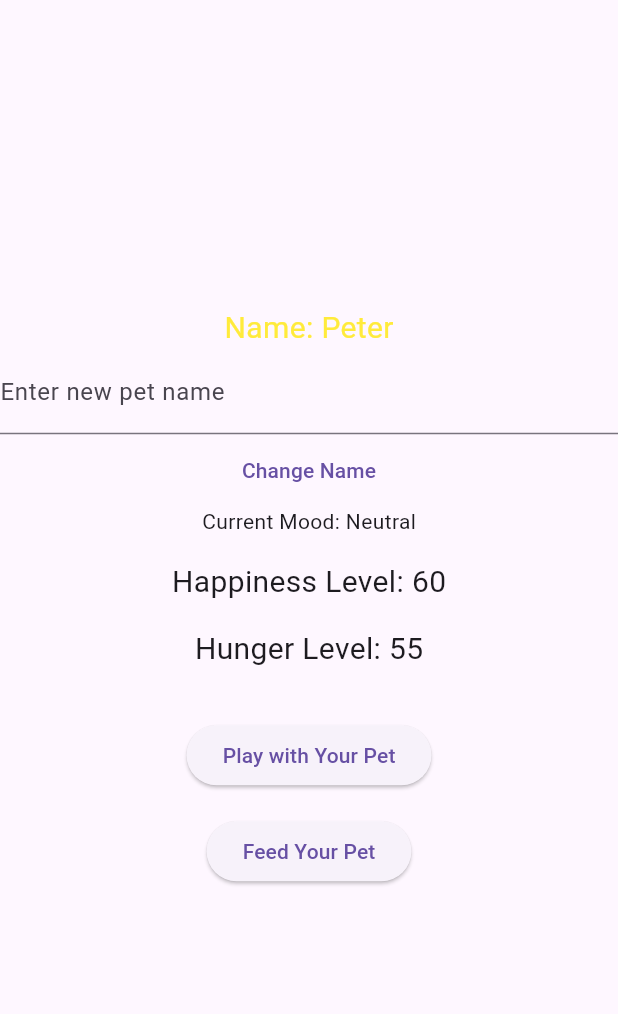
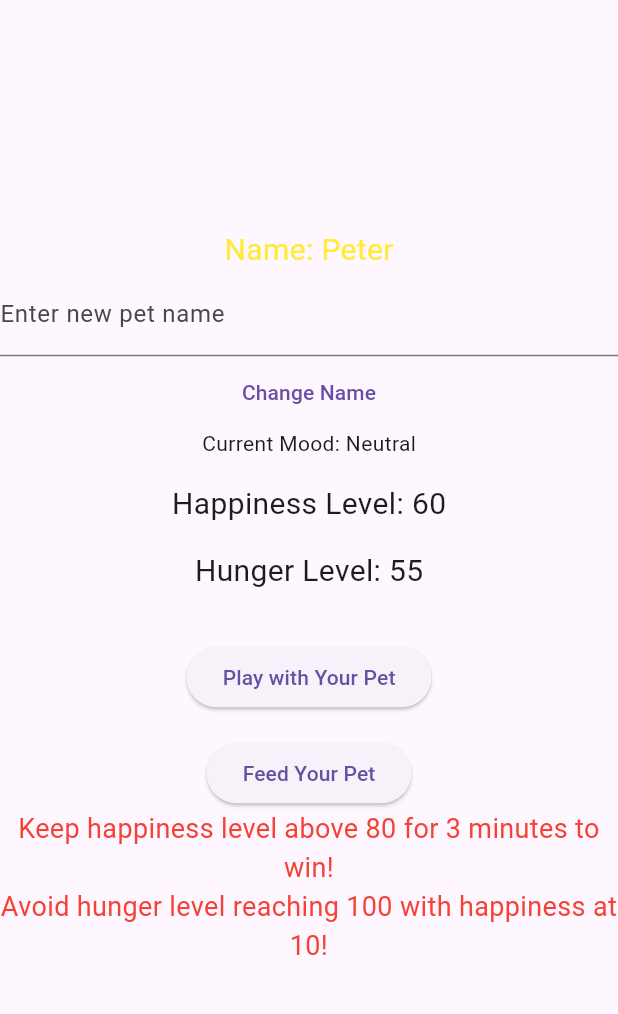
Before and after one commit to iKeiNagai/Mobile_App_Group, a Flutter app: the screen it shows after launch, after a tap on "Play with Your Pet", on a phone screen of 412 x 824 dp, the part 63-1077 px from its top. Run offline on Flutter 3.47's test engine with Material 3 defaults, Android fonts, the phone set to English and light mode, and no system bars.

Commit message:
win/loss condition

```diff
--- a/digital_pet/lib/main.dart
+++ b/digital_pet/lib/main.dart
@@ -15,13 +15,17 @@ class DigitalPetApp extends StatefulWidget {
 
 class _DigitalPetAppState extends State<DigitalPetApp> {
   String petName = "Peter";
+  Timer? _winTimer;
+  Timer? _lossCheckTimer;   // Timer to check loss condition
+  Timer? hungerTimer;
   int happinessLevel = 50;
   int hungerLevel = 50;
   Color textColor = Colors.black;
   String currentMood = "";
   TextEditingController nameController = TextEditingController();
   List<String> mood = ["Happy", "Neutral", "Unhappy"];
-  Timer? hungerTimer;
+  bool hasWon = false;       // Track win condition
+  bool isGameOver = false;   // Track loss condition
 
   @override
   void initState() {
@@ -37,11 +41,16 @@ class _DigitalPetAppState extends State<DigitalPetApp> {
         _updateMood(happinessLevel);
       });
     });
+
+    // Start loss condition check timer
+    _lossCheckTimer = Timer.periodic(Duration(seconds: 1), _checkLossCondition);
   }
 
   @override
   void dispose() {
-    hungerTimer?.cancel(); // Cancel the timer when widget is disposed
+    hungerTimer?.cancel(); // Cancel the hunger timer when widget is disposed
+    _winTimer?.cancel();   // Cancel the win timer
+    _lossCheckTimer?.cancel(); // Cancel the loss check timer
     super.dispose();
   }
 
@@ -51,6 +60,7 @@ class _DigitalPetAppState extends State<DigitalPetApp> {
       happinessLevel = (happinessLevel + 10).clamp(0, 100);
       _updateHunger();
       _updateMood(happinessLevel);
+      _checkWinCondition(happinessLevel); // Check win condition after playing
     });
   }
 
@@ -100,6 +110,33 @@ class _DigitalPetAppState extends State<DigitalPetApp> {
     }
   }
 
+  // Check if the win condition is met
+  void _checkWinCondition(int happinessLevel) {
+    if (happinessLevel > 80 && _winTimer == null) {
+      // Start a timer if happiness level stays above 80
+      _winTimer = Timer(Duration(seconds: 3), () {
+        setState(() {
+          hasWon = true;  // Set win condition to true
+        });
+      });
+    } else if (happinessLevel <= 80 && _winTimer != null) {
+      // Reset the timer if happiness level drops below 80
+      _winTimer!.cancel();
+      _winTimer = null;
+    }
+  }
+
+  // Check for loss condition
+  void _checkLossCondition(Timer timer) {
+    if (hungerLevel >= 100 && happinessLevel <= 10) {
+      setState(() {
+        isGameOver = true;  // Set game over condition
+        _lossCheckTimer?.cancel(); // Stop loss checking
+        _winTimer?.cancel(); // Stop win timer if active
+      });
+    }
+  }
+
   @override
   Widget build(BuildContext context) {
     return Scaffold(
@@ -143,6 +180,23 @@ class _DigitalPetAppState extends State<DigitalPetApp> {
               onPressed: _feedPet,
               child: Text('Feed Your Pet'),
             ),
+            // Display win/loss condition messages
+            if (hasWon)
+              Text(
+                'You Win!',
+                style: TextStyle(fontSize: 32, color: Colors.green),
+              )
+            else if (isGameOver)
+              Text(
+                'Game Over!',
+                style: TextStyle(fontSize: 32, color: Colors.red),
+              )
+            else
+              Text(
+                'Keep happiness level above 80 for 3 minutes to win! \nAvoid hunger level reaching 100 with happiness at 10!',
+                style: TextStyle(fontSize: 18, color: Colors.red),
+                textAlign: TextAlign.center,
+              ),
           ],
         ),
       ),
```
